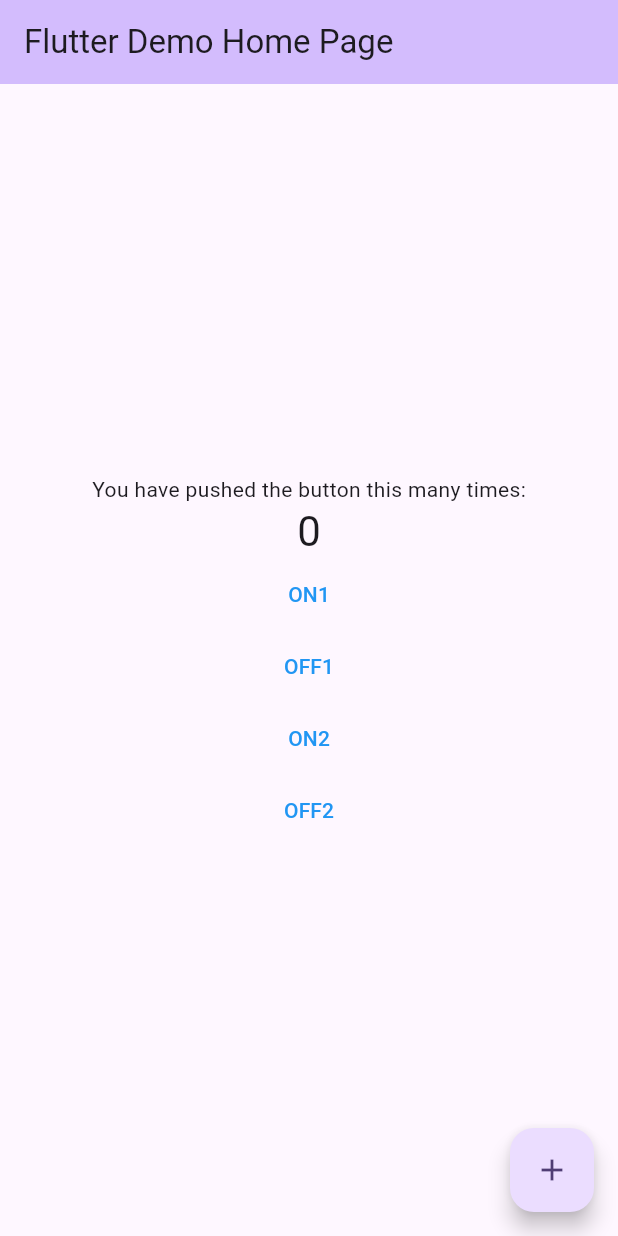
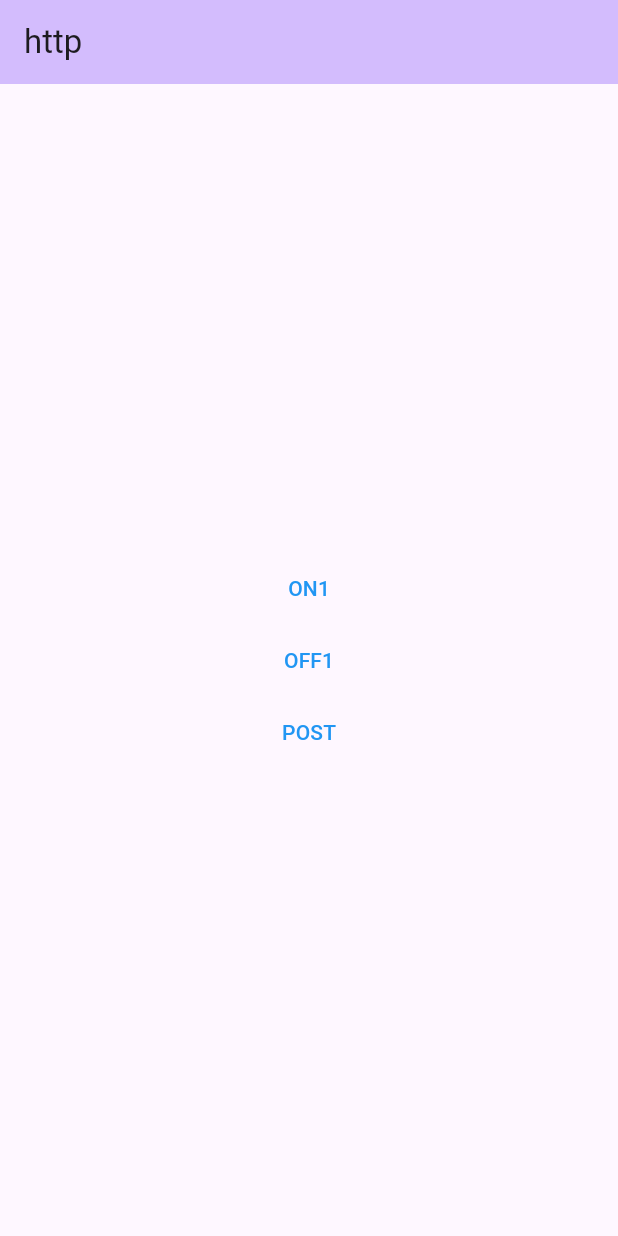
Before and after one commit to mathhyyn/mobilki-exam, a Flutter app: the screen it shows after launch, after a tap on "OFF1", on a phone screen of 412 x 824 dp. Run offline on Flutter 3.47's test engine with Material 3 defaults, Android fonts, the phone set to English and light mode, and no system bars; network calls fail.

Commit message:
пример post запроса

```diff
--- a/dart/http/fly1/lib/main.dart
+++ b/dart/http/fly1/lib/main.dart
@@ -1,3 +1,7 @@
+// ignore_for_file: avoid_print
+
+import 'dart:convert';
+
 import 'package:flutter/material.dart';
 import 'package:http/http.dart' as http;
 
@@ -8,193 +12,99 @@ void main() {
 class MyApp extends StatelessWidget {
   const MyApp({super.key});
 
-
-  // This widget is the root of your application.
   @override
   Widget build(BuildContext context) {
     return MaterialApp(
       title: 'Flutter Demo',
+      debugShowCheckedModeBanner: false,
       theme: ThemeData(
-        // This is the theme of your application.
-        //
-        // TRY THIS: Try running your application with "flutter run". You'll see
-        // the application has a blue toolbar. Then, without quitting the app,
-        // try changing the seedColor in the colorScheme below to Colors.green
-        // and then invoke "hot reload" (save your changes or press the "hot
-        // reload" button in a Flutter-supported IDE, or press "r" if you used
-        // the command line to start the app).
-        //
-        // Notice that the counter didn't reset back to zero; the application
-        // state is not lost during the reload. To reset the state, use hot
-        // restart instead.
-        //
-        // This works for code too, not just values: Most code changes can be
-        // tested with just a hot reload.
         colorScheme: ColorScheme.fromSeed(seedColor: Colors.deepPurple),
         useMaterial3: true,
       ),
-      home: const MyHomePage(title: 'Flutter Demo Home Page'),
+      home: const MyHomePage(),
     );
   }
 }
 
-class MyHomePage extends StatefulWidget {
-  const MyHomePage({super.key, required this.title});
+class MyHomePage extends StatelessWidget {
+  const MyHomePage({super.key});
 
-  // This widget is the home page of your application. It is stateful, meaning
-  // that it has a State object (defined below) that contains fields that affect
-  // how it looks.
-
-  // This class is the configuration for the state. It holds the values (in this
-  // case the title) provided by the parent (in this case the App widget) and
-  // used by the build method of the State. Fields in a Widget subclass are
-  // always marked "final".
-
-  final String title;
-
-  @override
-  State<MyHomePage> createState() => _MyHomePageState();
-}
-
-class _MyHomePageState extends State<MyHomePage> {
-  int _counter = 0;
-
-  void _incrementCounter() {
-    setState(() {
-      // This call to setState tells the Flutter framework that something has
-      // changed in this State, which causes it to rerun the build method below
-      // so that the display can reflect the updated values. If we changed
-      // _counter without calling setState(), then the build method would not be
-      // called again, and so nothing would appear to happen.
-      _counter++;
+  void _getBut1ON() {
+    http
+        .get(Uri.parse('https://iocontrol.ru/api/sendData/mob_fly1/but1/1'))
+        .then((response) {
+      print("Response status: ${response.statusCode}");
+      print("Response body: ${response.body}");
+    }).catchError((error) {
+      print("Error: $error");
     });
   }
 
-  void _getBut1ON() { // <----- Step 2
-    setState(() {
-      http.get(Uri.parse('https://iocontrol.ru/api/sendData/mob_fly1/but1/1')).then((response) {
+  void _getBut1OFF() {
+    // <----- Step 2
+    http
+        .get(Uri.parse('https://iocontrol.ru/api/sendData/mob_fly1/but1/0'))
+        .then((response) {
       print("Response status: ${response.statusCode}");
       print("Response body: ${response.body}");
-      }).catchError((error){
+    }).catchError((error) {
       print("Error: $error");
-      });
     });
   }
 
-  void _getBut1OFF() { // <----- Step 2
-    setState(() {
-      http.get(Uri.parse('https://iocontrol.ru/api/sendData/mob_fly1/but1/0')).then((response) {
+  void _post() {
+    var url = Uri.parse('https://jsonplaceholder.typicode.com/posts');
+    var data = {'title': 'foo', 'body': 'bar', 'userId': 1};
+    var body = jsonEncode(data);
+    http.post(
+      url,
+      headers: {"Content-Type": "application/json"},
+      body: body,
+    ).then((response) {
       print("Response status: ${response.statusCode}");
       print("Response body: ${response.body}");
-      }).catchError((error){
+    }).catchError((error) {
       print("Error: $error");
-      });
-    });
-  }
-
-  void _getBut2ON() { // <----- Step 2
-    setState(() {
-      http.get(Uri.parse('https://iocontrol.ru/api/sendData/mob_fly1/but2/1')).then((response) {
-        print("Response status: ${response.statusCode}");
-        print("Response body: ${response.body}");
-      }).catchError((error){
-        print("Error: $error");
-      });
-    });
-  }
-
-  void _getBut2OFF() { // <----- Step 2
-    setState(() {
-      http.get(Uri.parse('https://iocontrol.ru/api/sendData/mob_fly1/but2/0')).then((response) {
-        print("Response status: ${response.statusCode}");
-        print("Response body: ${response.body}");
-      }).catchError((error){
-        print("Error: $error");
-      });
     });
   }
 
   @override
   Widget build(BuildContext context) {
-    // This method is rerun every time setState is called, for instance as done
-    // by the _incrementCounter method above.
-    //
-    // The Flutter framework has been optimized to make rerunning build methods
-    // fast, so that you can just rebuild anything that needs updating rather
-    // than having to individually change instances of widgets.
     return Scaffold(
         appBar: AppBar(
-        // TRY THIS: Try changing the color here to a specific color (to
-        // Colors.amber, perhaps?) and trigger a hot reload to see the AppBar
-        // change color while the other colors stay the same.
           backgroundColor: Theme.of(context).colorScheme.inversePrimary,
-        // Here we take the value from the MyHomePage object that was created by
-        // the App.build method, and use it to set our appbar title.
-        title: Text(widget.title),
+          title: const Text("http"),
         ),
         body: Center(
-        // Center is a layout widget. It takes a single child and positions it
-        // in the middle of the parent.
           child: Column(
-          // Column is also a layout widget. It takes a list of children and
-          // arranges them vertically. By default, it sizes itself to fit its
-          // children horizontally, and tries to be as tall as its parent.
-          //
-          // Column has various properties to control how it sizes itself and
-          // how it positions its children. Here we use mainAxisAlignment to
-          // center the children vertically; the main axis here is the vertical
-          // axis because Columns are vertical (the cross axis would be
-          // horizontal).
-          //
-          // TRY THIS: Invoke "debug painting" (choose the "Toggle Debug Paint"
-          // action in the IDE, or press "p" in the console), to see the
-          // wireframe for each widget.
             mainAxisAlignment: MainAxisAlignment.center,
             children: <Widget>[
-            const Text(
-              'You have pushed the button this many times:',
-            ),
-            Text(
-              '$_counter',
-              style: Theme.of(context).textTheme.headlineMedium,
-            ),
-
               TextButton(
                 style: ButtonStyle(
-            foregroundColor: MaterialStateProperty.all<Color>(Colors.blue),
+                  foregroundColor:
+                      MaterialStateProperty.all<Color>(Colors.blue),
                 ),
                 onPressed: _getBut1ON,
                 child: const Text('ON1'),
               ),
-            TextButton( // <------------------ Step3
+              TextButton(
                 style: ButtonStyle(
-            foregroundColor: MaterialStateProperty.all<Color>(Colors.blue),
+                  foregroundColor:
+                      MaterialStateProperty.all<Color>(Colors.blue),
                 ),
                 onPressed: _getBut1OFF,
                 child: const Text('OFF1'),
               ),
               TextButton(
                 style: ButtonStyle(
-            foregroundColor: MaterialStateProperty.all<Color>(Colors.blue),
+                  foregroundColor:
+                      MaterialStateProperty.all<Color>(Colors.blue),
                 ),
-            onPressed: _getBut2ON,
-            child: const Text('ON2'),
-            ),
-            TextButton( // <------------------ Step3
-            style: ButtonStyle(
-            foregroundColor: MaterialStateProperty.all<Color>(Colors.blue),
-            ),
-            onPressed: _getBut2OFF,
-            child: const Text('OFF2'),
+                onPressed: _post,
+                child: const Text('POST'),
               ),
             ],
           ),
-      ),
-      floatingActionButton: FloatingActionButton(
-        onPressed: _incrementCounter,
-        tooltip: 'Increment',
-        child: const Icon(Icons.add),
-      ), // This trailing comma makes auto-formatting nicer for build methods.
-    );
+        ));
   }
 }
```
Lines whose indentation alone changed are shown as unchanged.
